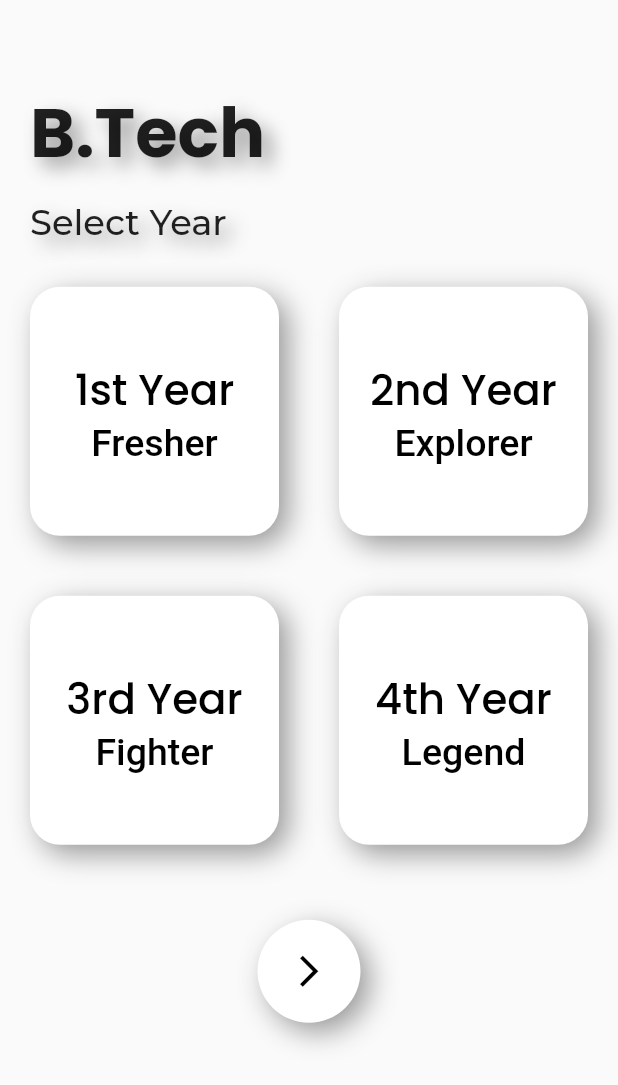
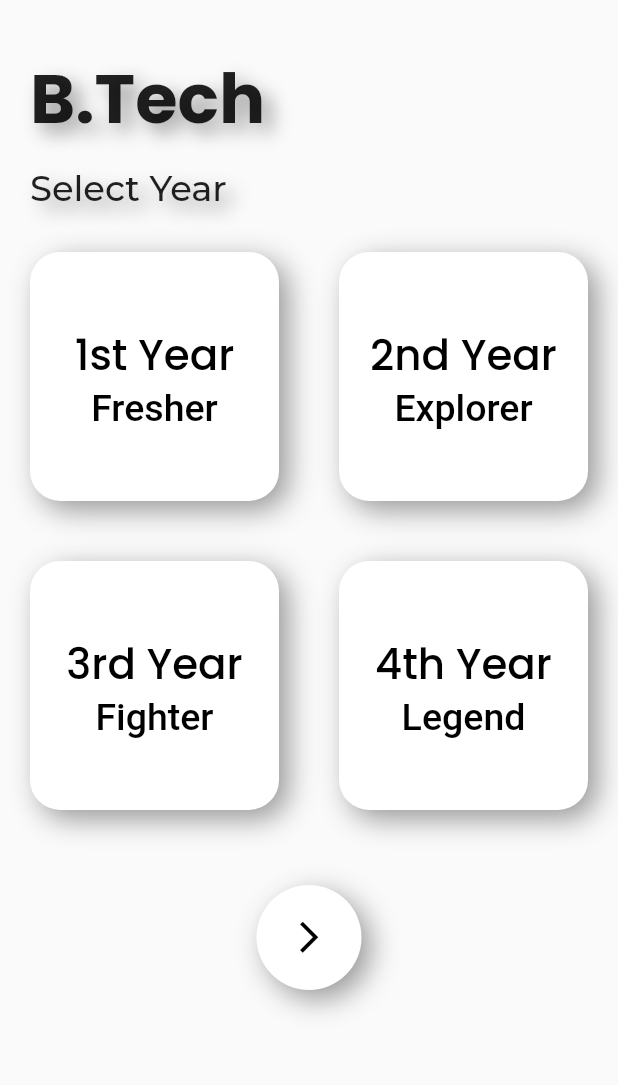
Before and after one commit to Nitish347/aktu-saviour, a Flutter app: the Year screen opened by its route, on a phone screen of 412 x 824 dp. Shown: the top 1085 px of the screen. Run offline on Flutter 3.47's test engine with Material 2 defaults, Android fonts, the light colour scheme and no system bars; our stand-ins replace google_fonts; Roboto replaces fonts that are missing (cursive).

Commit message:
UI improvements

```diff
--- a/lib/Subject-list/Subject-List.dart
+++ b/lib/Subject-list/Subject-List.dart
@@ -23,7 +23,7 @@ class SubjectList extends StatelessWidget {
           crossAxisAlignment: CrossAxisAlignment.start,
           children: [
             Padding(
-                padding: EdgeInsets.only(left: 10, top: height / 25),
+                padding: EdgeInsets.only(left: 10, top: height / 70),
                 child: IconButton(
                   onPressed: ()=>Navigator.pop(context),
                   icon: Icon(CupertinoIcons.back,
@@ -36,7 +36,7 @@ class SubjectList extends StatelessWidget {
               text: text!,
             ),),
             Container(
-              height: height/1.9,
+              height: height/1.77,
               child: ListView(
                 children: List.generate(Constants.subjects.length, (index) {
                   return SubjectListTile(
--- a/lib/homepage/optiontile.dart
+++ b/lib/homepage/optiontile.dart
@@ -16,8 +16,6 @@ class OptionTile extends StatelessWidget {
   Widget build(BuildContext context) {
     return InkWell(
       onTap: (){
-
-
         Navigator.of(context).push(MaterialPageRoute(builder: (BuildContext context)=>SubjectList(
           img: images,
           text: selectedText,
@@ -26,6 +24,7 @@ class OptionTile extends StatelessWidget {
 
       },
       child: Container(
+        margin: EdgeInsets.all(20),
         height: 10,
         width: 5,
         decoration: BoxDecoration(
--- a/lib/main.dart
+++ b/lib/main.dart
@@ -30,7 +30,7 @@ class MyApp extends StatelessWidget {
         // is not restarted.
         primarySwatch: Colors.blue,
       ),
-      home: HomePage(),
+      home: Year(),
       routes: {
           LoginPage.id :(context)=>LoginPage(),
           VerifyPage.id : (context)=>VerifyPage(),
--- a/lib/yearselect/year.dart
+++ b/lib/yearselect/year.dart
@@ -31,11 +31,12 @@ void checkOption(int index){
     var height = MediaQuery.of(context).size.height;
     var width = MediaQuery.of(context).size.width;
     return Scaffold(
-      body: Column(
+      body: SafeArea(
+        child: Column(
           crossAxisAlignment: CrossAxisAlignment.start,
           children: [
             Padding(
-            padding: EdgeInsets.only(top: height / 15, left: 20),
+              padding: EdgeInsets.only(top: height / 26, left: 20),
               child: Text(
                 "B.Tech",
                 style: GoogleFonts.poppins(
@@ -86,8 +87,8 @@ void checkOption(int index){
     InkWell(
         onTap: ()=>Navigator.pushNamed(context, Branch.id),
         child: Container(
-              height: height/12,
-              width: width/6,
+                height: 70,
+                width: 70,
                 decoration: BoxDecoration(
                   boxShadow: Constants.neumorphic1,
                   borderRadius: BorderRadius.circular(50),
@@ -101,6 +102,7 @@ void checkOption(int index){
 
           ],
         ),
+      ),
     );
   }
 }
```
Also changed, not shown: lib/Student-info.dart (+17 -12 lines), lib/branchselect/branch.dart (+14 -8 lines), lib/homepage/home.dart (+8 -5 lines). Lines whose indentation alone changed are shown as unchanged.
